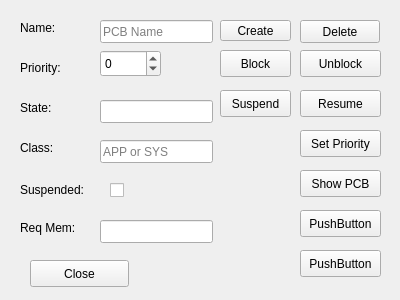
Above: pcbwindow.ui from orville94Bailey/OpSys before the change. Below: the same form after it.
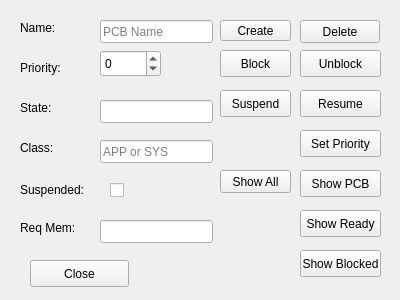
That is the form after the change.

The edit to the form file:
```diff
--- a/pcbwindow.ui
+++ b/pcbwindow.ui
@@ -225,7 +225,7 @@
     </rect>
    </property>
    <property name="text">
-    <string>PushButton</string>
+    <string>Show Ready</string>
    </property>
   </widget>
   <widget class="QPushButton" name="pushButton_7">
@@ -238,7 +238,7 @@
     </rect>
    </property>
    <property name="text">
-    <string>PushButton</string>
+    <string>Show Blocked</string>
    </property>
   </widget>
   <widget class="QPushButton" name="blockButton">
@@ -309,6 +309,19 @@
     <string>Close</string>
    </property>
   </widget>
+  <widget class="QPushButton" name="showAll">
+   <property name="geometry">
+    <rect>
+     <x>220</x>
+     <y>170</y>
+     <width>71</width>
+     <height>23</height>
+    </rect>
+   </property>
+   <property name="text">
+    <string>Show All</string>
+   </property>
+  </widget>
  </widget>
  <resources/>
  <connections/>
```
Left out of the diff: 4 changed lines with no effect on the pictures.
